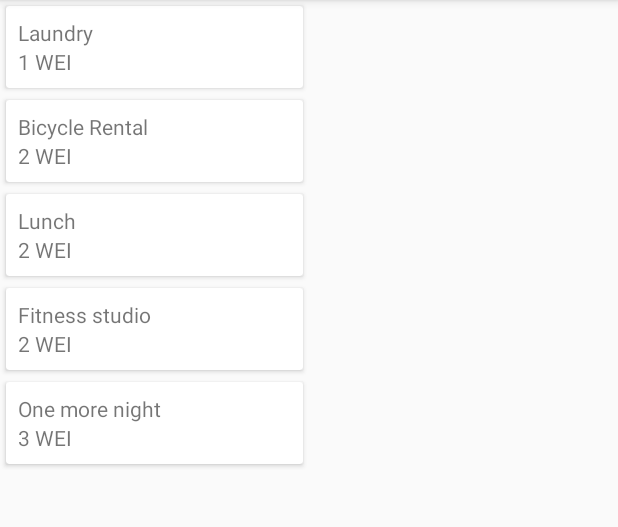
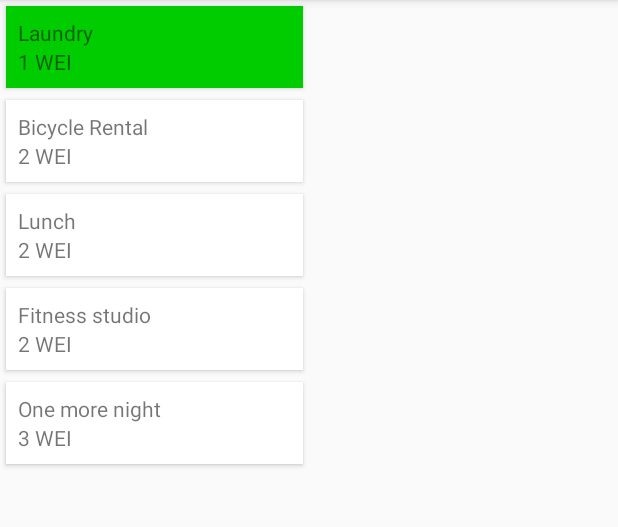
Before and after one commit to ligi/LiquidAccommodationSupplements, an Android app: the screen it shows after launch (MainActivity), on a phone screen of 412 x 824 dp, the part 84-611 px from its top. Run offline under Robolectric (Android 15) with nearby library versions, the phone set to English and light mode, and no system bars; libraries missing offline, so code that uses them is left out: com.koushikdutta.urlimageviewhelper, org.ligi.kaxtui; network calls fail; 2 statements that could not run were skipped.

Commit message:
Display images alongside supplements and change QR-Code on click

```diff
--- a/app/build.gradle
+++ b/app/build.gradle
@@ -33,6 +33,8 @@ dependencies {
 
     implementation "com.android.support:recyclerview-v7:$support_version"
 
+    implementation 'com.koushikdutta.urlimageviewhelper:urlimageviewhelper:1.0.4'
+
     implementation 'com.squareup.moshi:moshi:1.7.0'
     implementation 'com.squareup.moshi:moshi-adapters:1.7.0'
 
--- a/app/src/main/java/org/walleth/liquidaccomodationsupplements/MainActivity.kt
+++ b/app/src/main/java/org/walleth/liquidaccomodationsupplements/MainActivity.kt
@@ -1,5 +1,7 @@
 package org.walleth.liquidaccomodationsupplements
 
+import android.app.Activity
+import android.graphics.Color
 import android.os.Bundle
 import android.os.SystemClock
 import android.support.v7.app.AppCompatActivity
@@ -9,17 +11,42 @@ import android.util.Log
 import android.view.LayoutInflater
 import android.view.View
 import android.view.ViewGroup
+import com.koushikdutta.urlimageviewhelper.UrlImageViewHelper
 import kotlinx.android.synthetic.main.activity_main.*
 import kotlinx.android.synthetic.main.supplement_item.view.*
+import org.ligi.kaxtui.alert
 import org.walleth.liquidaccomodationsupplements.model.AccommodationSupplement
 import org.walleth.liquidaccomodationsupplements.model.AccommodationSupplements
 import org.walleth.liquidaccomodationsupplements.model.liquiditynetwork.InvoiceRequest
+import org.walleth.liquidaccomodationsupplements.model.liquiditynetwork.WalletInformation
+
+var currentSelectedSupplement = AccommodationSupplements.first()
+val adapter = ItemAdapter(AccommodationSupplements)
+var walletInformation: WalletInformation? = null
+
+val api by lazy {
+    LiquidityAPI("http://10.0.2.2:3600")
+}
 
 class ItemViewHolder(itemView: View) : RecyclerView.ViewHolder(itemView) {
 
     fun bind(supplement: AccommodationSupplement) {
         itemView.supplement_name.text = supplement.name
         itemView.supplement_price.text = supplement.amount.toString() + " " + supplement.currency
+
+        if (supplement == currentSelectedSupplement) {
+            itemView.supplement_card.setBackgroundColor(Color.argb(0xff,0,0xcc,0))
+        } else {
+            itemView.supplement_card.setBackgroundColor(Color.WHITE)
+        }
+
+        UrlImageViewHelper.setUrlDrawable(itemView.supplement_image, supplement.imageURL)
+
+        itemView.setOnClickListener {
+            currentSelectedSupplement = supplement
+            adapter.notifyDataSetChanged()
+            (itemView.context as Activity).createInvoice()
+        }
     }
 }
 
@@ -27,7 +54,7 @@ class ItemAdapter(private val supplements: List<AccommodationSupplement>) : Recy
 
     override fun onCreateViewHolder(viewGroup: ViewGroup, p1: Int): ItemViewHolder {
         val layoutInflater = LayoutInflater.from(viewGroup.context)
-        val layout=layoutInflater.inflate(R.layout.supplement_item,viewGroup,false)
+        val layout = layoutInflater.inflate(R.layout.supplement_item, viewGroup, false)
         return ItemViewHolder(layout)
     }
 
@@ -41,9 +68,7 @@ class ItemAdapter(private val supplements: List<AccommodationSupplement>) : Recy
 
 class MainActivity : AppCompatActivity() {
 
-    val api by lazy {
-        LiquidityAPI("http://10.0.2.2:3600")
-    }
+
 
     override fun onCreate(savedInstanceState: Bundle?) {
         super.onCreate(savedInstanceState)
@@ -52,25 +77,18 @@ class MainActivity : AppCompatActivity() {
 
         recycler_view.layoutManager = LinearLayoutManager(this)
 
-        recycler_view.adapter = ItemAdapter(AccommodationSupplements)
+        recycler_view.adapter = adapter
 
                 Thread(Runnable {
 
-            val walletInformation = api.getWalletInformation()
+                    walletInformation = api.getWalletInformation()
 
                     if (walletInformation == null) {
-
+                        runOnUiThread {
+                            alert("Could not load wallet information")
+                        }
                     } else {
-                val address = walletInformation.address
-
-                val invoiceRequest =
-                    InvoiceRequest(1, address)
-                val invoice = api.requestInvoice(invoiceRequest)
-
-                runOnUiThread {
-                    //debug_text_view.text = "address: $address \nnonce: ${invoice?.nonce}"
-                    qr_code.setQRCode(invoice?.encoded?.raw!!)
-                }
+                        createInvoice()
 
                         while (true) {
                             SystemClock.sleep(100)
@@ -81,4 +99,20 @@ class MainActivity : AppCompatActivity() {
                 }).start()
 
     }
+
+
 }
+
+private fun Activity.createInvoice() {
+    Thread(Runnable {
+
+        val address = walletInformation!!.address
+
+        val invoiceRequest = InvoiceRequest(currentSelectedSupplement.amount, address)
+        val invoice = api.requestInvoice(invoiceRequest)
+
+        runOnUiThread {
+            qr_code.setQRCode(invoice?.encoded?.raw!!)
+        }
+    }).start()
+}
--- a/app/src/main/java/org/walleth/liquidaccomodationsupplements/model/Supplement.kt
+++ b/app/src/main/java/org/walleth/liquidaccomodationsupplements/model/Supplement.kt
@@ -2,6 +2,7 @@ package org.walleth.liquidaccomodationsupplements.model
 
 data class AccommodationSupplement (
     val name: String,
+    val imageURL: String,
     val amount: Long,
     val currency: String
 )
--- a/app/src/main/java/org/walleth/liquidaccomodationsupplements/model/Supplements.kt
+++ b/app/src/main/java/org/walleth/liquidaccomodationsupplements/model/Supplements.kt
@@ -1,9 +1,34 @@
 package org.walleth.liquidaccomodationsupplements.model
 
 val AccommodationSupplements = listOf(
-    AccommodationSupplement("Laundry",1,"WEI"),
-    AccommodationSupplement("Bicycle Rental",2,"WEI"),
-    AccommodationSupplement("Lunch",2,"WEI"),
-    AccommodationSupplement("Fitness studio",2,"WEI"),
-    AccommodationSupplement("One more night",3,"WEI")
+    AccommodationSupplement(
+        "Laundry",
+        "https://github.com/ligi/LiquidAccommodationSupplements/blob/master/assets/scaled/washing_machine.png?raw=true",
+        1,
+        "WEI"
+    ),
+    AccommodationSupplement(
+        "Bicycle Rental",
+        "https://github.com/ligi/LiquidAccommodationSupplements/blob/master/assets/scaled/bicycle.png?raw=true",
+        2,
+        "WEI"
+    ),
+    AccommodationSupplement(
+        "Lunch",
+        "https://github.com/ligi/LiquidAccommodationSupplements/blob/master/assets/scaled/burrito-vector_800.jpg?raw=true",
+        2,
+        "WEI"
+    ),
+    AccommodationSupplement(
+        "Fitness studio",
+        "https://github.com/ligi/LiquidAccommodationSupplements/blob/master/assets/scaled/dumbbells.png?raw=true",
+        2,
+        "WEI"
+    ),
+    AccommodationSupplement(
+        "One more night",
+        "https://github.com/ligi/LiquidAccommodationSupplements/blob/master/assets/scaled/bed.png?raw=true",
+        3,
+        "WEI"
+    )
 )
--- a/app/src/main/java/org/walleth/liquidaccomodationsupplements/model/liquiditynetwork/InvoiceRequest.kt
+++ b/app/src/main/java/org/walleth/liquidaccomodationsupplements/model/liquiditynetwork/InvoiceRequest.kt
@@ -1,3 +1,3 @@
 package org.walleth.liquidaccomodationsupplements.model.liquiditynetwork
 
-data class InvoiceRequest(val amount: Int, val recipient: String)
+data class InvoiceRequest(val amount: Long, val recipient: String)
--- a/app/src/main/res/layout/supplement_item.xml
+++ b/app/src/main/res/layout/supplement_item.xml
@@ -5,12 +5,13 @@
         android:padding="8dp"
         android:layout_margin="4dp"
         app:cardMaxElevation="8dp"
+        android:id="@+id/supplement_card"
         android:layout_width="match_parent"
         android:layout_height="wrap_content">
 
     <LinearLayout
             android:padding="8dp"
-            android:layout_width="wrap_content"
+            android:layout_width="match_parent"
             android:layout_height="wrap_content"
             android:orientation="vertical">
 
@@ -22,7 +23,8 @@
         <android.support.v7.widget.AppCompatImageView
                 android:id="@+id/supplement_image"
                 android:adjustViewBounds="true"
-                android:layout_width="wrap_content"
+                android:layout_gravity="center_horizontal"
+                android:layout_width="128dp"
                 android:layout_height="wrap_content"/>
 
         <TextView
```
Lines whose indentation alone changed are shown as unchanged.
